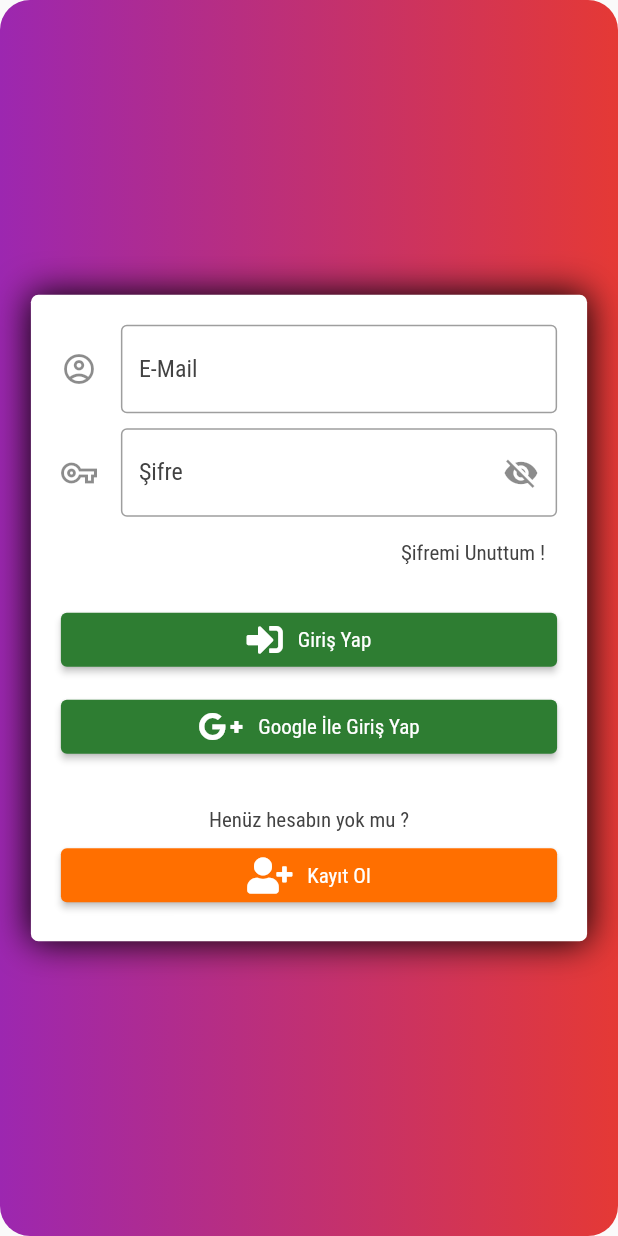
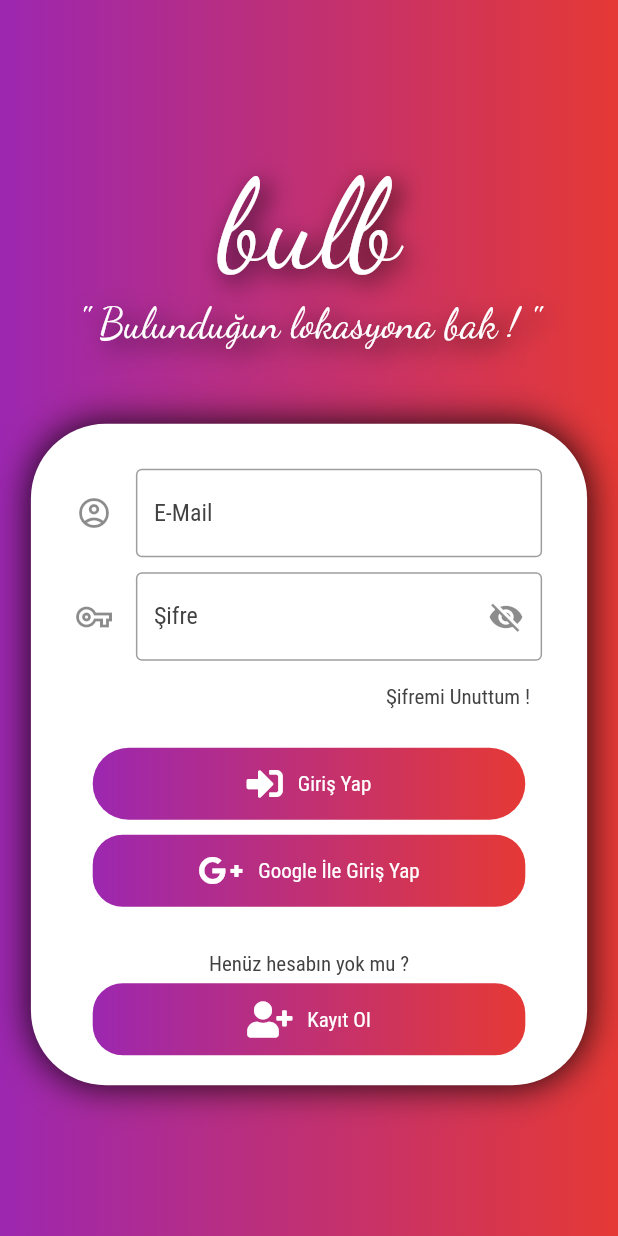
Before and after one commit to Enes-Altuntas/PaPaPe-Store, a Flutter app: the screen it shows after launch, on a phone screen of 412 x 824 dp. Run offline on Flutter 3.47's test engine with Material 2 defaults, Android fonts, the phone set to English and light mode, and no system bars; our stand-ins replace cloud_firestore, cool_alert, firebase_auth, firebase_core, firebase_messaging, firebase_storage and 8 more; accounts and stored records are empty.

Commit message:
login sayfası bitti

```diff
--- a/lib/Campaigns/campaign.dart
+++ b/lib/Campaigns/campaign.dart
@@ -446,6 +446,7 @@ class _CampaignSingleState extends State<CampaignSingle> {
   @override
   Widget build(BuildContext context) {
     return Scaffold(
+      resizeToAvoidBottomInset: false,
       appBar: AppBar(
         flexibleSpace: Container(
           decoration: BoxDecoration(
@@ -456,8 +457,9 @@ class _CampaignSingleState extends State<CampaignSingle> {
         ),
         elevation: 0,
         centerTitle: true,
-        title:
-            Text('bulb', style: TextStyle(fontSize: 30.0, color: Colors.white)),
+        title: Text('bulb',
+            style: TextStyle(
+                fontSize: 40.0, color: Colors.white, fontFamily: 'Dancing')),
       ),
       body: Container(
         decoration: BoxDecoration(
--- a/lib/Dashboard/dashboard.dart
+++ b/lib/Dashboard/dashboard.dart
@@ -89,6 +89,7 @@ class _DashboardState extends State<Dashboard> {
     return DefaultTabController(
       length: 3,
       child: Scaffold(
+        resizeToAvoidBottomInset: false,
         appBar: AppBar(
           leading: GestureDetector(
               onTap: () {
@@ -130,7 +131,8 @@ class _DashboardState extends State<Dashboard> {
             ],
           ),
           title: Text('bulb',
-              style: TextStyle(fontSize: 30.0, color: Colors.white)),
+              style: TextStyle(
+                  fontSize: 40.0, color: Colors.white, fontFamily: 'Dancing')),
           actions: [
             TextButton(
                 onPressed: () {
--- a/lib/Login/login.dart
+++ b/lib/Login/login.dart
@@ -122,7 +122,9 @@ class _LoginState extends State<Login> {
   Future<void> didChangeDependencies() async {
     super.didChangeDependencies();
     if (isInit) {
+      if (FirebaseAuth.instance.currentUser != null) {
         await FirebaseAuth.instance.currentUser.reload();
+      }
       setState(() {
         isInit = false;
       });
@@ -135,13 +137,12 @@ class _LoginState extends State<Login> {
             FirebaseAuth.instance.currentUser.emailVerified)
         ? Dashboard()
         : Scaffold(
+            resizeToAvoidBottomInset: false,
             body: (isLoading == false)
-                ? SingleChildScrollView(
-                    child: Container(
+                ? Container(
                     width: MediaQuery.of(context).size.width,
                     height: MediaQuery.of(context).size.height,
                     decoration: BoxDecoration(
-                          borderRadius: BorderRadius.circular(20.0),
                         gradient: LinearGradient(
                             colors: [Colors.red[600], Colors.purple[500]],
                             begin: Alignment.centerRight,
@@ -151,25 +152,54 @@ class _LoginState extends State<Login> {
                       child: Column(
                         mainAxisAlignment: MainAxisAlignment.center,
                         children: [
-                            Row(
-                              mainAxisAlignment: MainAxisAlignment.center,
+                          Column(
                             children: [
-                                Container(
-                                  width:
-                                      MediaQuery.of(context).size.width * 0.9,
+                              Text('bulb',
+                                  style: TextStyle(
+                                      color: Colors.white,
+                                      fontFamily: 'Dancing',
+                                      shadows: <Shadow>[
+                                        Shadow(
+                                            color: Colors.black87,
+                                            blurRadius: 20,
+                                            offset: Offset(5.0, 5.0))
+                                      ],
+                                      fontSize:
+                                          MediaQuery.of(context).size.height /
+                                              10)),
+                              Text('" Bulunduğun lokasyona bak ! "',
+                                  textAlign: TextAlign.center,
+                                  style: TextStyle(
+                                      color: Colors.white,
+                                      shadows: <Shadow>[
+                                        Shadow(
+                                            color: Colors.black87,
+                                            blurRadius: 20,
+                                            offset: Offset(5.0, 5.0))
+                                      ],
+                                      fontFamily: 'Dancing',
+                                      fontSize:
+                                          MediaQuery.of(context).size.height /
+                                              30)),
+                            ],
+                          ),
+                          Padding(
+                            padding: const EdgeInsets.only(top: 50.0),
+                            child: Container(
+                              width: MediaQuery.of(context).size.width * 0.9,
                               decoration: BoxDecoration(
                                   boxShadow: [
                                     BoxShadow(
-                                            blurRadius: 20, color: Colors.black)
+                                        blurRadius: 20, color: Colors.black87)
                                   ],
                                   color: Colors.white,
-                                      borderRadius: BorderRadius.circular(5)),
+                                  borderRadius: BorderRadius.circular(50.0)),
                               child: Padding(
                                 padding: const EdgeInsets.only(
-                                        right: 20.0,
-                                        left: 20.0,
+                                    right: 30.0,
+                                    left: 30.0,
                                     bottom: 20.0,
-                                        top: 20.0),
+                                    top: 30.0),
                                 child: Column(
                                   children: [
                                     TextFormField(
@@ -178,27 +208,23 @@ class _LoginState extends State<Login> {
                                             TextInputType.emailAddress,
                                         decoration: InputDecoration(
                                             border: OutlineInputBorder(),
-                                                icon: Icon(Icons
-                                                    .account_circle_outlined),
+                                            icon: Icon(
+                                                Icons.account_circle_outlined),
                                             labelText: 'E-Mail'),
                                         validator: validateMail),
                                     Padding(
-                                          padding:
-                                              const EdgeInsets.only(top: 10.0),
+                                      padding: const EdgeInsets.only(top: 10.0),
                                       child: TextFormField(
-                                            obscureText: (isVisible == false)
-                                                ? true
-                                                : false,
+                                        obscureText:
+                                            (isVisible == false) ? true : false,
                                         controller: passwordController,
                                         decoration: InputDecoration(
                                             border: OutlineInputBorder(),
-                                                icon: Icon(
-                                                    Icons.vpn_key_outlined),
+                                            icon: Icon(Icons.vpn_key_outlined),
                                             labelText: 'Şifre',
                                             suffixIcon: IconButton(
                                               icon: (isVisible == false)
-                                                      ? Icon(
-                                                          Icons.visibility_off)
+                                                  ? Icon(Icons.visibility_off)
                                                   : Icon(Icons.visibility),
                                               onPressed: () {
                                                 if (isVisible == true) {
@@ -216,8 +242,7 @@ class _LoginState extends State<Login> {
                                       ),
                                     ),
                                     Row(
-                                          mainAxisAlignment:
-                                              MainAxisAlignment.end,
+                                      mainAxisAlignment: MainAxisAlignment.end,
                                       children: [
                                         TextButton(
                                             onPressed: rememberPass,
@@ -230,115 +255,135 @@ class _LoginState extends State<Login> {
                                       ],
                                     ),
                                     Padding(
-                                          padding:
-                                              const EdgeInsets.only(top: 10.0),
-                                          child: SizedBox(
-                                            width: MediaQuery.of(context)
-                                                    .size
-                                                    .width *
-                                                0.9,
-                                            child: ElevatedButton(
+                                      padding: const EdgeInsets.only(top: 10.0),
+                                      child: Container(
+                                        width:
+                                            MediaQuery.of(context).size.width *
+                                                0.7,
+                                        decoration: BoxDecoration(
+                                            borderRadius:
+                                                BorderRadius.circular(50.0),
+                                            gradient: LinearGradient(
+                                                colors: [
+                                                  Colors.red[600],
+                                                  Colors.purple[500]
+                                                ],
+                                                begin: Alignment.centerRight,
+                                                end: Alignment.centerLeft)),
+                                        child: TextButton(
                                           onPressed: signIn,
                                           child: Row(
                                             mainAxisAlignment:
                                                 MainAxisAlignment.center,
                                             children: [
-                                                    FaIcon(FontAwesomeIcons
-                                                        .signInAlt),
+                                              FaIcon(
+                                                FontAwesomeIcons.signInAlt,
+                                                color: Colors.white,
+                                              ),
                                               Padding(
-                                                      padding:
-                                                          const EdgeInsets.only(
+                                                padding: const EdgeInsets.only(
                                                     left: 10.0),
-                                                      child: Text('Giriş Yap'),
+                                                child: Text(
+                                                  'Giriş Yap',
+                                                  style: TextStyle(
+                                                      color: Colors.white),
+                                                ),
                                               ),
                                             ],
                                           ),
-                                                style: ElevatedButton.styleFrom(
-                                                    primary:
-                                                        Colors.green.shade800)),
+                                        ),
                                       ),
                                     ),
                                     Padding(
-                                          padding:
-                                              const EdgeInsets.only(top: 10.0),
-                                          child: SizedBox(
-                                            width: MediaQuery.of(context)
-                                                    .size
-                                                    .width *
-                                                0.9,
-                                            child: ElevatedButton(
+                                      padding: const EdgeInsets.only(top: 10.0),
+                                      child: Container(
+                                        width:
+                                            MediaQuery.of(context).size.width *
+                                                0.7,
+                                        decoration: BoxDecoration(
+                                            borderRadius:
+                                                BorderRadius.circular(20.0),
+                                            gradient: LinearGradient(
+                                                colors: [
+                                                  Colors.red[600],
+                                                  Colors.purple[500]
+                                                ],
+                                                begin: Alignment.centerRight,
+                                                end: Alignment.centerLeft)),
+                                        child: TextButton(
                                           onPressed: googleSignIn,
                                           child: Row(
                                             mainAxisAlignment:
                                                 MainAxisAlignment.center,
                                             children: [
-                                                    FaIcon(FontAwesomeIcons
-                                                        .googlePlusG),
+                                              FaIcon(
+                                                FontAwesomeIcons.googlePlusG,
+                                                color: Colors.white,
+                                              ),
                                               Padding(
-                                                      padding:
-                                                          const EdgeInsets.only(
+                                                padding: const EdgeInsets.only(
                                                     left: 10.0),
                                                 child: Text(
-                                                          'Google İle Giriş Yap'),
+                                                    'Google İle Giriş Yap',
+                                                    style: TextStyle(
+                                                        color: Colors.white)),
                                               ),
                                             ],
                                           ),
-                                                style: ElevatedButton.styleFrom(
-                                                    primary:
-                                                        Colors.green.shade800)),
+                                        ),
                                       ),
                                     ),
                                     Padding(
-                                          padding:
-                                              const EdgeInsets.only(top: 30.0),
+                                      padding: const EdgeInsets.only(top: 30.0),
                                       child: Text(
                                         'Henüz hesabın yok mu ?',
                                         style: TextStyle(
-                                                color:
-                                                    Theme.of(context).hintColor,
+                                            color: Theme.of(context).hintColor,
                                             fontWeight: FontWeight.w500),
                                       ),
                                     ),
                                     Padding(
-                                          padding:
-                                              const EdgeInsets.only(top: 5.0),
-                                          child: SizedBox(
-                                            width: MediaQuery.of(context)
-                                                    .size
-                                                    .width *
-                                                0.9,
-                                            child: ElevatedButton(
+                                      padding: const EdgeInsets.only(top: 5.0),
+                                      child: Container(
+                                        width:
+                                            MediaQuery.of(context).size.width *
+                                                0.7,
+                                        decoration: BoxDecoration(
+                                            borderRadius:
+                                                BorderRadius.circular(20.0),
+                                            gradient: LinearGradient(
+                                                colors: [
+                                                  Colors.red[600],
+                                                  Colors.purple[500]
+                                                ],
+                                                begin: Alignment.centerRight,
+                                                end: Alignment.centerLeft)),
+                                        child: TextButton(
                                           onPressed: signUp,
                                           child: Row(
                                             mainAxisAlignment:
                                                 MainAxisAlignment.center,
                                             children: [
-                                                    FaIcon(FontAwesomeIcons
-                                                        .userPlus),
+                                              FaIcon(FontAwesomeIcons.userPlus,
+                                                  color: Colors.white),
                                               Padding(
-                                                      padding:
-                                                          const EdgeInsets.only(
+                                                padding: const EdgeInsets.only(
                                                     left: 10.0),
                                                 child: Text('Kayıt Ol',
                                                     style: TextStyle(
-                                                              color: Colors
-                                                                  .white)),
+                                                        color: Colors.white)),
                                               ),
                                             ],
                                           ),
-                                                style: ElevatedButton.styleFrom(
-                                                    primary:
-                                                        Colors.amber[900])),
+                                        ),
                                       ),
                                     )
                                   ],
                                 ),
                               ),
                             ),
-                              ],
                           ),
                         ],
-                        ),
                       ),
                     ),
                   )
--- a/pubspec.yaml
+++ b/pubspec.yaml
@@ -67,9 +67,9 @@ flutter:
       fonts:
         - asset: assets/fonts/BebasNeue-Regular.ttf
           weight: 400
-    - family: Redressed
+    - family: Dancing
       fonts:
-        - asset: assets/fonts/Redressed-Regular.ttf
+        - asset: assets/fonts/DancingScript-Regular.ttf
           weight: 400
     - family: Roboto
       fonts:
```
Also changed, not shown: assets/fonts/DancingScript-Regular.ttf (added), assets/fonts/Redressed-Regular.ttf (deleted). Lines whose indentation alone changed are shown as unchanged.
